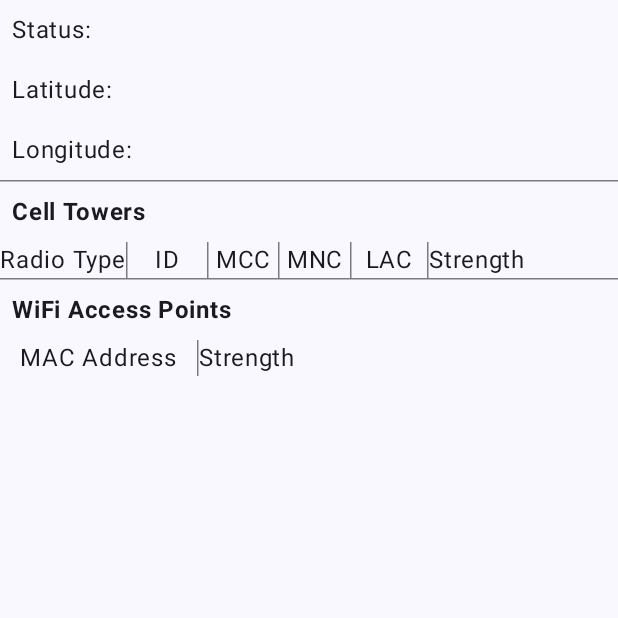
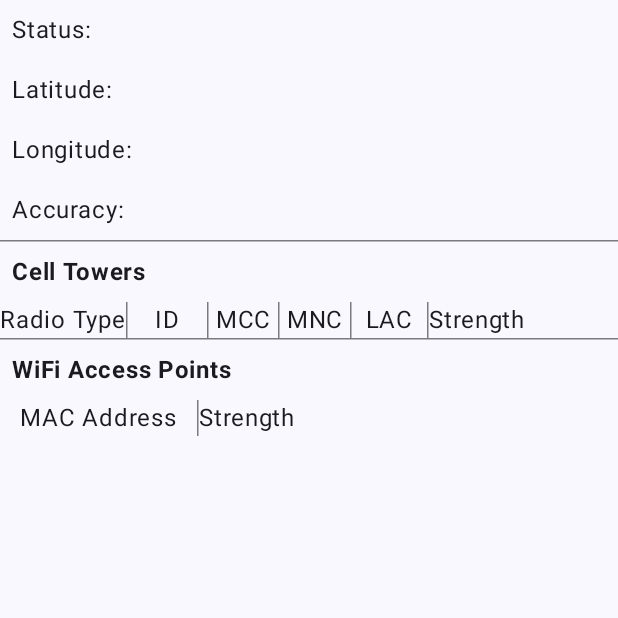
Before and after one commit to vayun-mathur/Alternative-Location-Services, an Android app built with Jetpack Compose: the screen it shows after launch (MainActivity), on a phone screen of 412 x 824 dp, the top half of it. Run offline under Robolectric (Android 15) with nearby library versions, the phone set to English and light mode, and no system bars.

Commit message:
made text selectable

```diff
--- a/app/src/main/java/com/opengps/altlocationservices/MainActivity.kt
+++ b/app/src/main/java/com/opengps/altlocationservices/MainActivity.kt
@@ -12,7 +12,6 @@ import android.net.wifi.ScanResult
 import android.net.wifi.WifiManager
 import android.os.Bundle
 import android.os.SystemClock
-import android.provider.Settings
 import android.telephony.CellInfoLte
 import android.telephony.TelephonyManager
 import android.util.Log
@@ -27,11 +26,15 @@ import androidx.compose.foundation.layout.height
 import androidx.compose.foundation.layout.padding
 import androidx.compose.foundation.layout.width
 import androidx.compose.foundation.rememberScrollState
+import androidx.compose.foundation.text.BasicTextField
 import androidx.compose.foundation.verticalScroll
 import androidx.compose.material3.HorizontalDivider
+import androidx.compose.material3.LocalContentColor
+import androidx.compose.material3.LocalTextStyle
 import androidx.compose.material3.Scaffold
 import androidx.compose.material3.Text
 import androidx.compose.material3.VerticalDivider
+import androidx.compose.runtime.Composable
 import androidx.compose.runtime.LaunchedEffect
 import androidx.compose.runtime.getValue
 import androidx.compose.runtime.mutableStateOf
@@ -93,17 +96,14 @@ class MainActivity : ComponentActivity() {
                         if(!allGranted.value) {
                             Text("This app must be granted precise location and notification permissions to provide location services")
                         } else {
-			    Text(text = "Status: ${status.value?:""}", modifier = Modifier.padding(8.dp))
-                            Text(text = "Latitude: ${coords.value?.first?:""}", modifier = Modifier.padding(8.dp))
-                            Text(text = "Longitude: ${coords.value?.second?:""}", modifier = Modifier.padding(8.dp))
+                            SelectableText("Status: ${status.value}", Modifier.padding(8.dp))
+                            SelectableText("Latitude: ${coords.value?.first?:""}", Modifier.padding(8.dp))
+                            SelectableText("Longitude: ${coords.value?.second?:""}", Modifier.padding(8.dp))
+                            SelectableText("Accuracy: ${accuracy.value?:""}", Modifier.padding(8.dp))
 
                             HorizontalDivider()
 
-                            Text(
-                                text = "Cell Towers",
-                                fontWeight = FontWeight.Bold,
-                                modifier = Modifier.padding(8.dp)
-                            )
+                            Text("Cell Towers", Modifier.padding(8.dp), fontWeight = FontWeight.Bold)
                             val localDensity = LocalDensity.current
                             Row(Modifier.verticalScroll(rememberScrollState())) {
                                 var height by remember { mutableStateOf(0.dp) }
@@ -217,8 +217,16 @@ class MainActivity : ComponentActivity() {
     }
 }
 
-val status = mutableStateOf<String>("")
+@Composable
+fun SelectableText(text: String, modifier: Modifier) {
+    BasicTextField(text, {}, modifier, singleLine = true, readOnly = true, textStyle = LocalTextStyle.current.copy(
+        color = LocalContentColor.current,
+    ))
+}
+
+val status = mutableStateOf("")
 val coords = mutableStateOf<Pair<Double, Double>?>(null)
+val accuracy = mutableStateOf<Double?>(null)
 val cellTowers = mutableStateOf(listOf<CellTower>())
 val wifiAccessPoints = mutableStateOf(listOf<WifiAccessPoint>())
 
@@ -270,7 +278,7 @@ suspend fun getCellInfo(ctx: Context): Pair<Pair<Double, Double>, Double> {
     }
     val res = response.bodyAsText()
     val json = JSONObject(res)
-    val accuracy = json.getDouble("accuracy")
+    val acc = json.getDouble("accuracy")
     val lat = json.getJSONObject("location").getDouble("lat")
     val lon = json.getJSONObject("location").getDouble("lng")
 
@@ -278,8 +286,9 @@ suspend fun getCellInfo(ctx: Context): Pair<Pair<Double, Double>, Double> {
 
     cellTowers.value = tels
     wifiAccessPoints.value = wifis
+    accuracy.value = acc
     coords.value = Pair(lat, lon)
-    return Pair(Pair(lat, lon), accuracy)
+    return Pair(Pair(lat, lon), acc)
 }
 
 fun isMockLocationAllowed(context: Context): Boolean {
@@ -296,7 +305,7 @@ fun setMock(latitude: Double, longitude: Double, accuracy: Double, ctx: Context)
     }
     val lm = ctx.getSystemService(Context.LOCATION_SERVICE) as LocationManager
 
-    val mocLocationProvider = LocationManager.NETWORK_PROVIDER //lm.getBestProvider( criteria, true );
+    val mocLocationProvider = LocationManager.NETWORK_PROVIDER
 
     lm.addTestProvider(
         mocLocationProvider, false, false,
```
